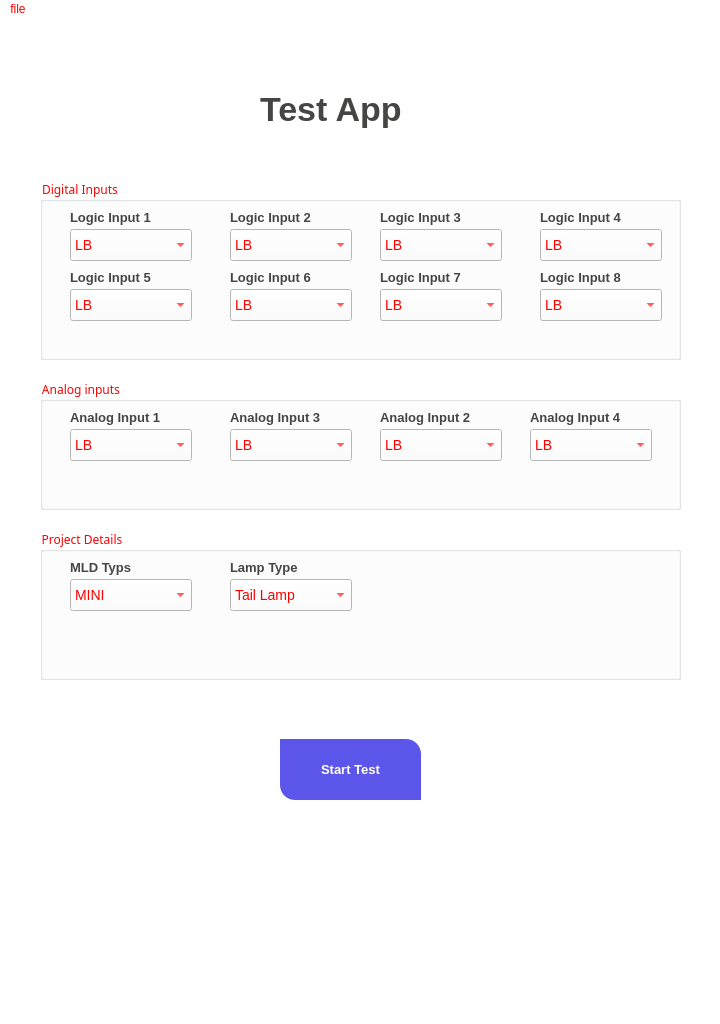
Qt form test.ui (n1kpatil/guiPython) before a commit.
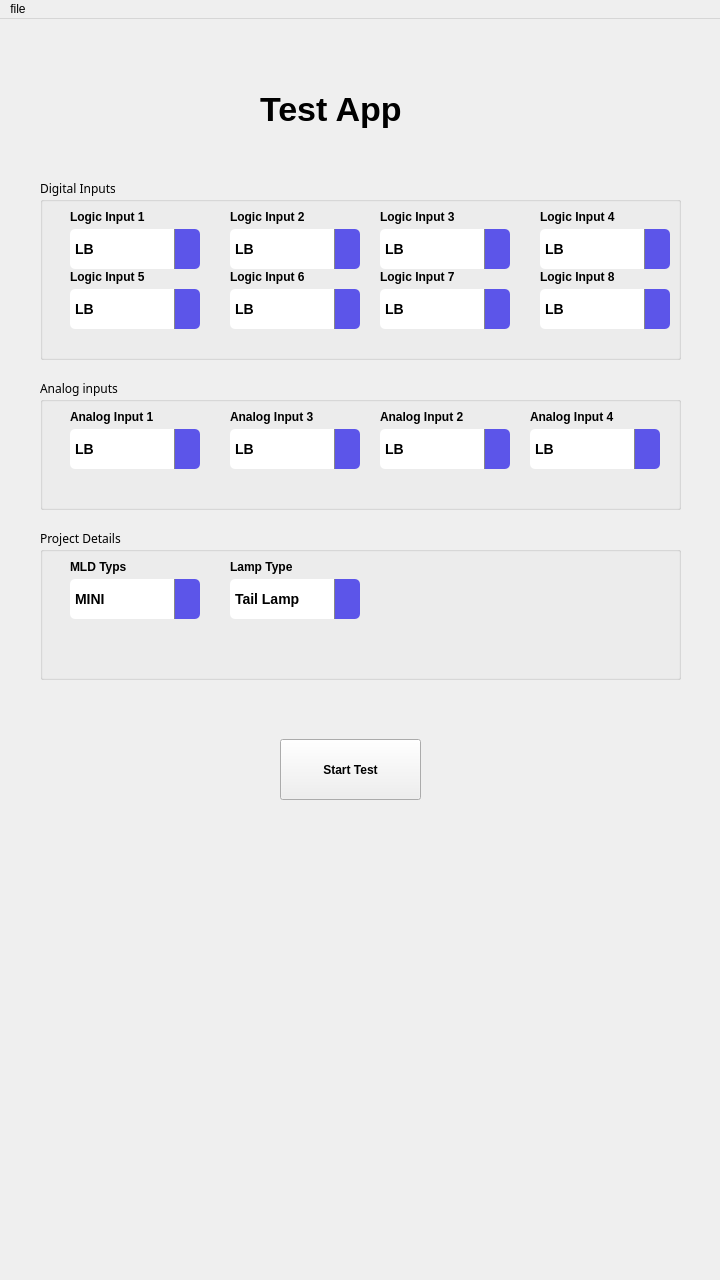
The same form after that commit. Icons and pictures are not drawn.

Diff of the .ui file:
```diff
--- a/test.ui
+++ b/test.ui
@@ -7,479 +7,49 @@
     <x>0</x>
     <y>0</y>
     <width>720</width>
-    <height>1024</height>
+    <height>1280</height>
    </rect>
   </property>
   <property name="windowTitle">
    <string>MainWindow</string>
   </property>
   <property name="styleSheet">
-   <string notr="true">QComboBox {
-    min-width: 120px;   /* Width */
-    min-height: 30px;   /* Height */
-    font-size: 14px;    /* Optional: Adjust text */
+   <string notr="true">/* Closed (default) QComboBox view */
+QComboBox {
+    background-color: white;
+    color: black;
+    min-width: 120px;
+    min-height: 30px;
+    font-size: 14px;
+    font-weight: bold;
+    border-radius: 5px;
+    padding: 5px;
 }
 
-/*Copyright (c) DevSec Studio. All rights reserved.
-
-MIT License
-
-Permission is hereby granted, free of charge, to any person obtaining a copy
-of this software and associated documentation files (the &quot;Software&quot;), to deal
-in the Software without restriction, including without limitation the rights
-to use, copy, modify, merge, publish, distribute, sublicense, and/or sell
-copies of the Software, and to permit persons to whom the Software is
-furnished to do so, subject to the following conditions:
-
-The above copyright notice and this permission notice shall be included in all
-copies or substantial portions of the Software.
-
-THE SOFTWARE IS PROVIDED *AS IS*, WITHOUT WARRANTY OF ANY KIND, EXPRESS OR
-IMPLIED, INCLUDING BUT NOT LIMITED TO THE WARRANTIES OF MERCHANTABILITY,
-FITNESS FOR A PARTICULAR PURPOSE AND NONINFRINGEMENT. IN NO EVENT SHALL THE
-AUTHORS OR COPYRIGHT HOLDERS BE LIABLE FOR ANY CLAIM, DAMAGES OR OTHER
-LIABILITY, WHETHER IN AN ACTION OF CONTRACT, TORT OR OTHERWISE, ARISING FROM,
-OUT OF OR IN CONNECTION WITH THE SOFTWARE OR THE USE OR OTHER DEALINGS IN THE SOFTWARE.
-*/
-
-/*-----QWidget-----*/
-QWidget
-{
-	background-color: #fff;
-	color: red;
-
-}
-
-
-/*-----QLabel-----*/
-QLabel
-{
-	background-color: transparent;
-	color: #454544;
-	font-weight: bold;
-	font-size: 13px;
-
-}
-
-
-/*-----QPushButton-----*/
-QPushButton
-{
-	background-color: #5c55e9;
-	color: #fff;
-	font-size: 13px;
-	font-weight: bold;
-	border-top-right-radius: 15px;
-	border-top-left-radius: 0px;
-	border-bottom-right-radius: 0px;
-	border-bottom-left-radius: 15px;
-	padding: 10px;
-
-}
-
-
-QPushButton::disabled
-{
-	background-color: #5c5c5c;
-
-}
-
-
-QPushButton::hover
-{
-	background-color: #5564f2;
-
-}
-
-
-QPushButton::pressed
-{
-	background-color: #3d4ef2;
-
-}
-
-
-/*-----QCheckBox-----*/
-QCheckBox
-{
-	background-color: transparent;
-	color: #5c55e9;
-	font-size: 10px;
-	font-weight: bold;
-	border: none;
-	border-radius: 5px;
-
-}
-
-
-/*-----QCheckBox-----*/
-QCheckBox::indicator
-{
-    background-color: #323232;
-    border: 1px solid darkgray;
-    width: 12px;
-    height: 12px;
-
-}
-
-
-QCheckBox::indicator:checked
-{
-    image:url(&quot;./ressources/check.png&quot;);
-	background-color: #5c55e9;
-    border: 1px solid #5c55e9;
-
-}
-
-
-QCheckBox::indicator:unchecked:hover
-{
-    border: 1px solid #5c55e9;
-
-}
-
-
-QCheckBox::disabled
-{
-	color: #656565;
-
-}
-
-
-QCheckBox::indicator:disabled
-{
-	background-color: #656565;
-	color: #656565;
-    border: 1px solid #656565;
-
-}
-
-
-/*-----QLineEdit-----*/
-QLineEdit
-{
-	background-color: #c2c7d5;
-	color: #2a547f;
-	border: none;
-	padding: 5px;
-
-}
-
-
-/*-----QListView-----*/
-QListView
-{
-	background-color: #5c55e9;
-	color: #fff;
-	font-size: 14px;
-	font-weight: bold;
-	show-decoration-selected: 0;
-	border-radius: 4px;
-	padding-left: -15px;
-	padding-right: -15px;
-	padding-top: 5px;
-
-} 
-
-
-QListView:disabled 
-{
-	background-color: #5c5c5c;
-
-}
-
-
-QListView::item
-{
-	background-color: #454e5e;
-	border: none;
-	padding: 10px;
-	border-radius: 0px;
-	padding-left : 10px;
-	height: 32px;
-
-}
-
-
-QListView::item:selected
-{
-	color: #000;
-	background-color: #fff;
-
-}
-
-
-QListView::item:!selected
-{
-	color:white;
-	background-color: transparent;
-	border: none;
-	padding-left : 10px;
-
-}
-
-
-QListView::item:!selected:hover
-{
-	color: #fff;
-	background-color: #5564f2;
-	border: none;
-	padding-left : 10px;
-
-}
-
-
-/*-----QTreeView-----*/
-QTreeView 
-{
-	background-color: #fff;
-	show-decoration-selected: 0;
-	color: #454544;
-
-}
-
-
-QTreeView:disabled
-{
-	background-color: #242526;
-	show-decoration-selected: 0;
-
-}
-
-
-QTreeView::item 
-{
-	border-top-color: transparent;
-	border-bottom-color: transparent;
-
-}
-
-
-QTreeView::item:hover 
-{
-	background-color: #bcbdbb;
-	color: #000;
-
-}
-
-
-QTreeView::item:selected 
-{
-	background-color: #5c55e9;
-	color: #fff;
-
-}
-
-
-QTreeView::item:selected:active
-{
-	background-color: #5c55e9;
-	color: #fff;
-
-}
-
-
-QTreeView::item:selected:disabled
-{
-	background-color: #525251;
-	color: #656565;
-
-}
-
-
-QTreeView::branch:has-children:!has-siblings:closed,
-QTreeView::branch:closed:has-children:has-siblings 
-{
-	image: url(://tree-closed.png);
-
-}
-
-QTreeView::branch:open:has-children:!has-siblings,
-QTreeView::branch:open:has-children:has-siblings  
-{
-	image: url(://tree-open.png);
-
-}
-
-
-/*-----QTableView &amp; QTableWidget-----*/
-QTableView
-{
-    background-color: #fff;
-	border: 1px solid gray;
-    color: #454544;
-    gridline-color: gray;
-    outline : 0;
-
-}
-
-
-QTableView::disabled
-{
-    background-color: #242526;
-    border: 1px solid #32414B;
-    color: #656565;
-    gridline-color: #656565;
-    outline : 0;
-
-}
-
-
-QTableView::item:hover 
-{
-    background-color: #bcbdbb;
-    color: #000;
-
-}
-
-
-QTableView::item:selected 
-{
-	background-color: #5c55e9;
-    color: #fff;
-
-}
-
-
-QTableView::item:selected:disabled
-{
-    background-color: #1a1b1c;
-    border: 2px solid #525251;
-    color: #656565;
-
-}
-
-
-QTableCornerButton::section
-{
-	background-color: #ced5e3;
-	border: none;
-    color: #fff;
-
-}
-
-
-QHeaderView::section
-{
-	color: #2a547f;
-	border: 0px;
-	background-color: #ced5e3;
-	padding: 5px;
-
-}
-
-
-QHeaderView::section:disabled
-{
-    background-color: #525251;
-    color: #656565;
-
-}
-
-
-QHeaderView::section:checked
-{
-    color: #fff;
+/* Drop-down arrow */
+QComboBox::drop-down {
+    subcontrol-origin: padding;
+    subcontrol-position: top right;
+    width: 25px;
     background-color: #5c55e9;
-
+    border-left: 1px solid #888;
+    border-top-right-radius: 5px;
+    border-bottom-right-radius: 5px;
 }
 
-
-QHeaderView::section:checked:disabled
-{
-    color: #656565;
-    background-color: #525251;
-
-}
-
-
-QHeaderView::section::vertical::first,
-QHeaderView::section::vertical::only-one
-{
-    border-top: 1px solid #353635;
-
-}
-
-
-QHeaderView::section::vertical
-{
-    border-top: 1px solid #353635;
-
-}
-
-
-QHeaderView::section::horizontal::first,
-QHeaderView::section::horizontal::only-one
-{
-    border-left: 1px solid #353635;
-
-}
-
-
-QHeaderView::section::horizontal
-{
-    border-left: 1px solid #353635;
-
-}
-
-
-/*-----QScrollBar-----*/
-QScrollBar:horizontal 
-{
-    background-color: transparent;
-    height: 8px;
-    margin: 0px;
-    padding: 0px;
-
-}
-
-
-QScrollBar::handle:horizontal 
-{
+/* Drop-down arrow icon */
+QComboBox::down-arrow {
+    image: none; /* Optional: remove built-in arrow if you want to add your own */
     border: none;
-	min-width: 100px;
-    background-color: #7e92b7;
-
 }
 
-
-QScrollBar::add-line:horizontal, 
-QScrollBar::sub-line:horizontal,
-QScrollBar::add-page:horizontal, 
-QScrollBar::sub-page:horizontal 
-{
-    width: 0px;
-    background-color: #d8dce6;
-
-}
-
-
-QScrollBar:vertical 
-{
-    background-color: transparent;
-    width: 8px;
-    margin: 0;
-
-}
-
-
-QScrollBar::handle:vertical 
-{
+/* Drop-down list (popup) */
+QComboBox QAbstractItemView {
+    background-color: #5c55e9;  /* Popup background */
+    color: white;               /* Popup text */
+    selection-background-color: #3d4ef2;
+    selection-color: white;
     border: none;
-	min-height: 100px;
-    background-color: #7e92b7;
-
-}
-
-
-QScrollBar::add-line:vertical, 
-QScrollBar::sub-line:vertical,
-QScrollBar::add-page:vertical, 
-QScrollBar::sub-page:vertical 
-{
-    height: 0px;
-    background-color: #d8dce6;
-
 }
 </string>
   </property>
@@ -518,7 +88,6 @@
      </property>
      <property name="font">
       <font>
-       <pointsize>-1</pointsize>
        <weight>75</weight>
        <bold>true</bold>
       </font>
@@ -538,7 +107,6 @@
      </property>
      <property name="font">
       <font>
-       <pointsize>-1</pointsize>
        <weight>75</weight>
        <bold>true</bold>
       </font>
@@ -558,7 +126,6 @@
      </property>
      <property name="font">
       <font>
-       <pointsize>-1</pointsize>
        <weight>75</weight>
        <bold>true</bold>
       </font>
@@ -578,7 +145,6 @@
      </property>
      <property name="font">
       <font>
-       <pointsize>-1</pointsize>
        <weight>75</weight>
        <bold>true</bold>
       </font>
@@ -592,13 +158,15 @@
       <rect>
        <x>190</x>
        <y>50</y>
-       <width>122</width>
-       <height>32</height>
+       <width>130</width>
+       <height>40</height>
       </rect>
      </property>
      <property name="font">
       <font>
        <pointsize>-1</pointsize>
+       <weight>75</weight>
+       <bold>true</bold>
       </font>
      </property>
      <item>
@@ -652,13 +220,15 @@
       <rect>
        <x>190</x>
        <y>110</y>
-       <width>122</width>
-       <height>32</height>
+       <width>130</width>
+       <height>40</height>
       </rect>
      </property>
      <property name="font">
       <font>
        <pointsize>-1</pointsize>
+       <weight>75</weight>
+       <bold>true</bold>
       </font>
      </property>
      <item>
@@ -712,13 +282,15 @@
       <rect>
        <x>30</x>
        <y>50</y>
-       <width>122</width>
-       <height>32</height>
+       <width>130</width>
+       <height>40</height>
       </rect>
      </property>
      <property name="font">
       <font>
        <pointsize>-1</pointsize>
+       <weight>75</weight>
+       <bold>true</bold>
       </font>
      </property>
      <item>
@@ -772,13 +344,15 @@
       <rect>
        <x>30</x>
        <y>110</y>
-       <width>122</width>
-       <height>32</height>
+       <width>130</width>
+       <height>40</height>
       </rect>
      </property>
      <property name="font">
       <font>
        <pointsize>-1</pointsize>
+       <weight>75</weight>
+       <bold>true</bold>
       </font>
      </property>
      <item>
@@ -832,13 +406,15 @@
       <rect>
        <x>340</x>
        <y>50</y>
-       <width>122</width>
-       <height>32</height>
+       <width>130</width>
+       <height>40</height>
       </rect>
      </property>
      <property name="font">
       <font>
        <pointsize>-1</pointsize>
+       <weight>75</weight>
+       <bold>true</bold>
       </font>
      </property>
      <item>
@@ -898,7 +474,6 @@
      </property>
      <property name="font">
       <font>
-       <pointsize>-1</pointsize>
        <weight>75</weight>
        <bold>true</bold>
       </font>
@@ -918,7 +493,6 @@
      </property>
      <property name="font">
       <font>
-       <pointsize>-1</pointsize>
        <weight>75</weight>
        <bold>true</bold>
       </font>
@@ -938,7 +512,6 @@
      </property>
      <property name="font">
       <font>
-       <pointsize>-1</pointsize>
        <weight>75</weight>
        <bold>true</bold>
       </font>
@@ -952,13 +525,15 @@
       <rect>
        <x>500</x>
        <y>110</y>
-       <width>122</width>
-       <height>32</height>
+       <width>130</width>
+       <height>40</height>
       </rect>
      </property>
      <property name="font">
       <font>
        <pointsize>-1</pointsize>
+       <weight>75</weight>
+       <bold>true</bold>
       </font>
      </property>
      <item>
@@ -1012,13 +587,15 @@
       <rect>
        <x>340</x>
        <y>110</y>
-       <width>122</width>
-       <height>32</height>
+       <width>130</width>
+       <height>40</height>
       </rect>
      </property>
      <property name="font">
       <font>
        <pointsize>-1</pointsize>
+       <weight>75</weight>
+       <bold>true</bold>
       </font>
      </property>
      <item>
@@ -1072,13 +649,15 @@
       <rect>
        <x>500</x>
        <y>50</y>
-       <width>122</width>
-       <height>32</height>
+       <width>130</width>
+       <height>40</height>
       </rect>
      </property>
      <property name="font">
       <font>
        <pointsize>-1</pointsize>
+       <weight>75</weight>
+       <bold>true</bold>
       </font>
      </property>
      <item>
@@ -1138,7 +717,6 @@
      </property>
      <property name="font">
       <font>
-       <pointsize>-1</pointsize>
        <weight>75</weight>
        <bold>true</bold>
       </font>
@@ -1176,7 +754,6 @@
      </property>
      <property name="font">
       <font>
-       <pointsize>-1</pointsize>
        <weight>75</weight>
        <bold>true</bold>
       </font>
@@ -1196,7 +773,6 @@
      </property>
      <property name="font">
       <font>
-       <pointsize>-1</pointsize>
        <weight>75</weight>
        <bold>true</bold>
       </font>
@@ -1216,7 +792,6 @@
      </property>
      <property name="font">
       <font>
-       <pointsize>-1</pointsize>
        <weight>75</weight>
        <bold>true</bold>
       </font>
@@ -1236,7 +811,6 @@
      </property>
      <property name="font">
       <font>
-       <pointsize>-1</pointsize>
        <weight>75</weight>
        <bold>true</bold>
       </font>
@@ -1250,13 +824,15 @@
       <rect>
        <x>340</x>
        <y>50</y>
-       <width>122</width>
-       <height>32</height>
+       <width>130</width>
+       <height>40</height>
       </rect>
      </property>
      <property name="font">
       <font>
        <pointsize>-1</pointsize>
+       <weight>75</weight>
+       <bold>true</bold>
       </font>
      </property>
      <item>
@@ -1310,13 +886,15 @@
       <rect>
        <x>490</x>
        <y>50</y>
-       <width>122</width>
-       <height>32</height>
+       <width>130</width>
+       <height>40</height>
       </rect>
      </property>
      <property name="font">
       <font>
        <pointsize>-1</pointsize>
+       <weight>75</weight>
+       <bold>true</bold>
       </font>
      </property>
      <item>
@@ -1370,13 +948,15 @@
       <rect>
        <x>30</x>
        <y>50</y>
-       <width>122</width>
-       <height>32</height>
+       <width>130</width>
+       <height>40</height>
       </rect>
      </property>
      <property name="font">
       <font>
        <pointsize>-1</pointsize>
+       <weight>75</weight>
+       <bold>true</bold>
       </font>
      </property>
      <item>
@@ -1430,13 +1010,15 @@
       <rect>
        <x>190</x>
        <y>50</y>
-       <width>122</width>
-       <height>32</height>
+       <width>130</width>
+       <height>40</height>
       </rect>
      </property>
      <property name="font">
       <font>
        <pointsize>-1</pointsize>
+       <weight>75</weight>
+       <bold>true</bold>
       </font>
      </property>
      <item>
@@ -1514,7 +1096,6 @@
      </property>
      <property name="font">
       <font>
-       <pointsize>-1</pointsize>
        <weight>75</weight>
        <bold>true</bold>
       </font>
@@ -1534,7 +1115,6 @@
      </property>
      <property name="font">
       <font>
-       <pointsize>-1</pointsize>
        <weight>75</weight>
        <bold>true</bold>
       </font>
@@ -1548,13 +1128,15 @@
       <rect>
        <x>30</x>
        <y>50</y>
-       <width>122</width>
-       <height>32</height>
+       <width>130</width>
+       <height>40</height>
       </rect>
      </property>
      <property name="font">
       <font>
        <pointsize>-1</pointsize>
+       <weight>75</weight>
+       <bold>true</bold>
       </font>
      </property>
      <item>
@@ -1578,13 +1160,15 @@
       <rect>
        <x>190</x>
        <y>50</y>
-       <width>122</width>
-       <height>32</height>
+       <width>130</width>
+       <height>40</height>
       </rect>
      </property>
      <property name="font">
       <font>
        <pointsize>-1</pointsize>
+       <weight>75</weight>
+       <bold>true</bold>
       </font>
      </property>
      <item>
@@ -1615,7 +1199,6 @@
     </property>
     <property name="font">
      <font>
-      <pointsize>-1</pointsize>
       <weight>75</weight>
       <bold>true</bold>
      </font>
```
